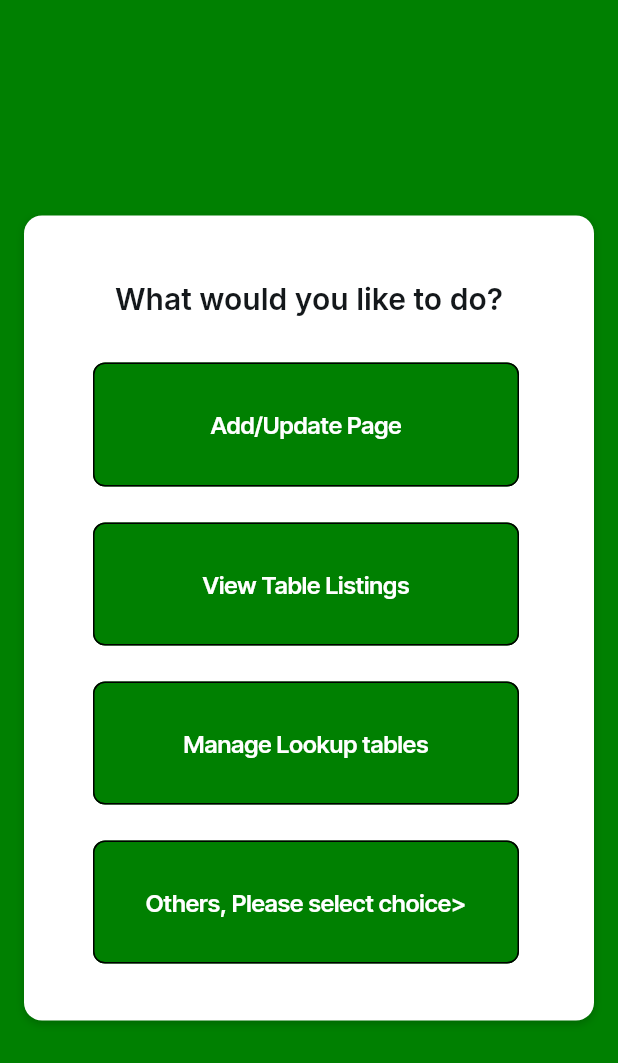
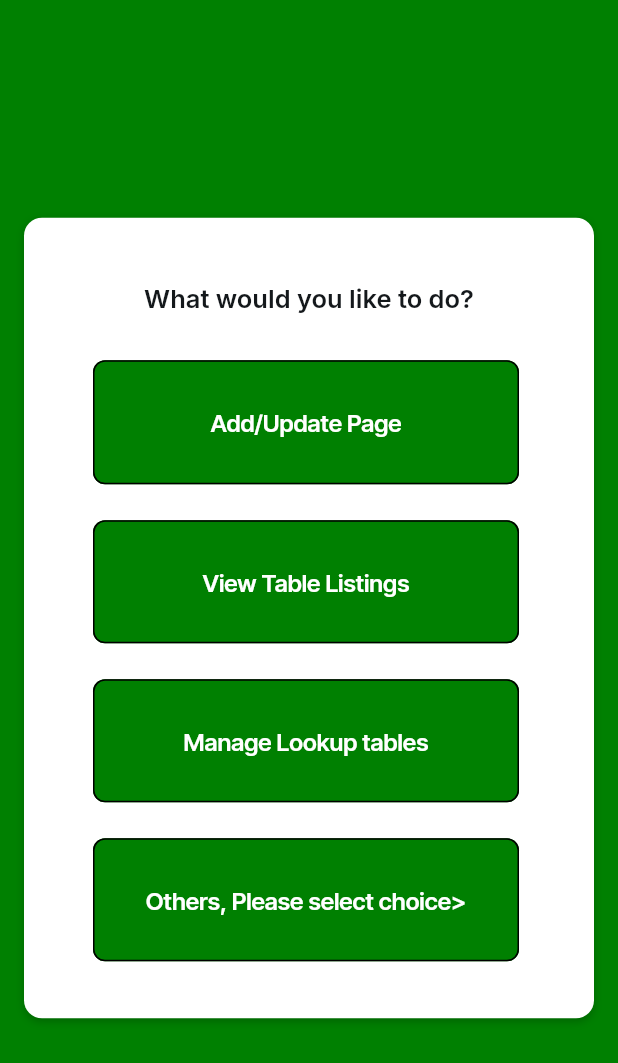
Before and after one commit to chloetychang/cits3200-group-49, a Flutter app: the LandingASuperuserWidget screen opened by its route, on a phone screen of 412 x 824 dp. Shown: the top 1063 px of the screen. Run offline on Flutter 3.47's test engine with Material 3 defaults, Android fonts, the phone set to English and light mode, and no system bars; drawn by our look-alikes of auto_size_text, flutter_animate; our stand-ins replace data_table_2, dropdown_button2, font_awesome_flutter, from_css_color, go_router, google_fonts and 3 more; missing offline and left inert: json_path; accounts and stored records are empty.

Commit message:
Chloe: More font size changes

```diff
--- a/lib/welcome_and_landing/landing_a_superuser/landing_a_superuser_widget.dart
+++ b/lib/welcome_and_landing/landing_a_superuser/landing_a_superuser_widget.dart
@@ -227,7 +227,7 @@ class _LandingASuperuserWidgetState extends State<LandingASuperuserWidget>
                                                   color: FlutterFlowTheme.of(
                                                           context)
                                                       .primaryText,
-                                                  fontSize: 20.0,
+                                                  fontSize: 17.0,
                                                   letterSpacing: 0.0,
                                                   fontWeight: FontWeight.w600,
                                                   useGoogleFonts:
--- a/lib/welcome_and_landing/landing_claire_frankyn_jones/landing_claire_frankyn_jones_widget.dart
+++ b/lib/welcome_and_landing/landing_claire_frankyn_jones/landing_claire_frankyn_jones_widget.dart
@@ -224,7 +224,7 @@ class _LandingClaireFrankynJonesWidgetState
                                                   color: FlutterFlowTheme.of(
                                                           context)
                                                       .primaryText,
-                                                  fontSize: 20.0,
+                                                  fontSize: 17.0,
                                                   letterSpacing: 0.0,
                                                   fontWeight: FontWeight.w600,
                                                   useGoogleFonts:
--- a/lib/welcome_and_landing/landing_guest/landing_guest_widget.dart
+++ b/lib/welcome_and_landing/landing_guest/landing_guest_widget.dart
@@ -222,7 +222,7 @@ class _LandingGuestWidgetState extends State<LandingGuestWidget>
                                                   color: FlutterFlowTheme.of(
                                                           context)
                                                       .primaryText,
-                                                  fontSize: 20.0,
+                                                  fontSize: 17.0,
                                                   letterSpacing: 0.0,
                                                   fontWeight: FontWeight.w600,
                                                   useGoogleFonts:
--- a/lib/welcome_and_landing/landing_liz_barbour/landing_liz_barbour_widget.dart
+++ b/lib/welcome_and_landing/landing_liz_barbour/landing_liz_barbour_widget.dart
@@ -223,7 +223,7 @@ class _LandingLizBarbourWidgetState extends State<LandingLizBarbourWidget>
                                                   color: FlutterFlowTheme.of(
                                                           context)
                                                       .primaryText,
-                                                  fontSize: 20.0,
+                                                  fontSize: 17.0,
                                                   letterSpacing: 0.0,
                                                   fontWeight: FontWeight.w600,
                                                   useGoogleFonts:
--- a/lib/welcome_and_landing/landing_val_macduff/landing_val_macduff_widget.dart
+++ b/lib/welcome_and_landing/landing_val_macduff/landing_val_macduff_widget.dart
@@ -223,7 +223,7 @@ class _LandingValMacduffWidgetState extends State<LandingValMacduffWidget>
                                                   color: FlutterFlowTheme.of(
                                                           context)
                                                       .primaryText,
-                                                  fontSize: 20.0,
+                                                  fontSize: 17.0,
                                                   letterSpacing: 0.0,
                                                   fontWeight: FontWeight.w600,
                                                   useGoogleFonts:
```
